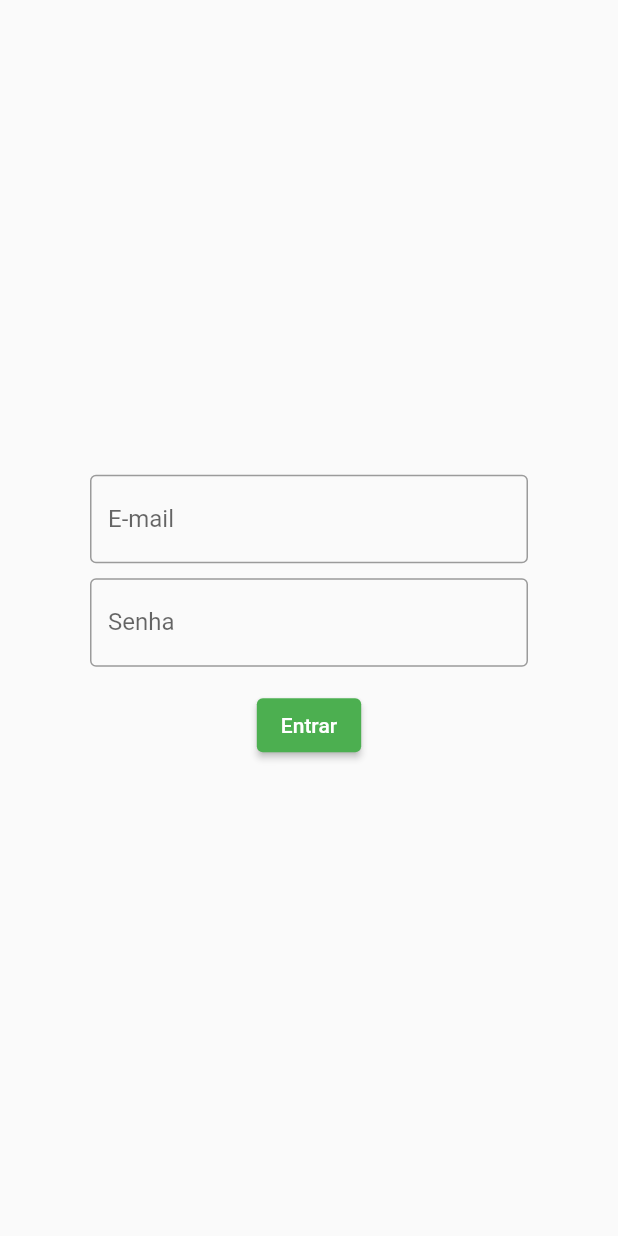
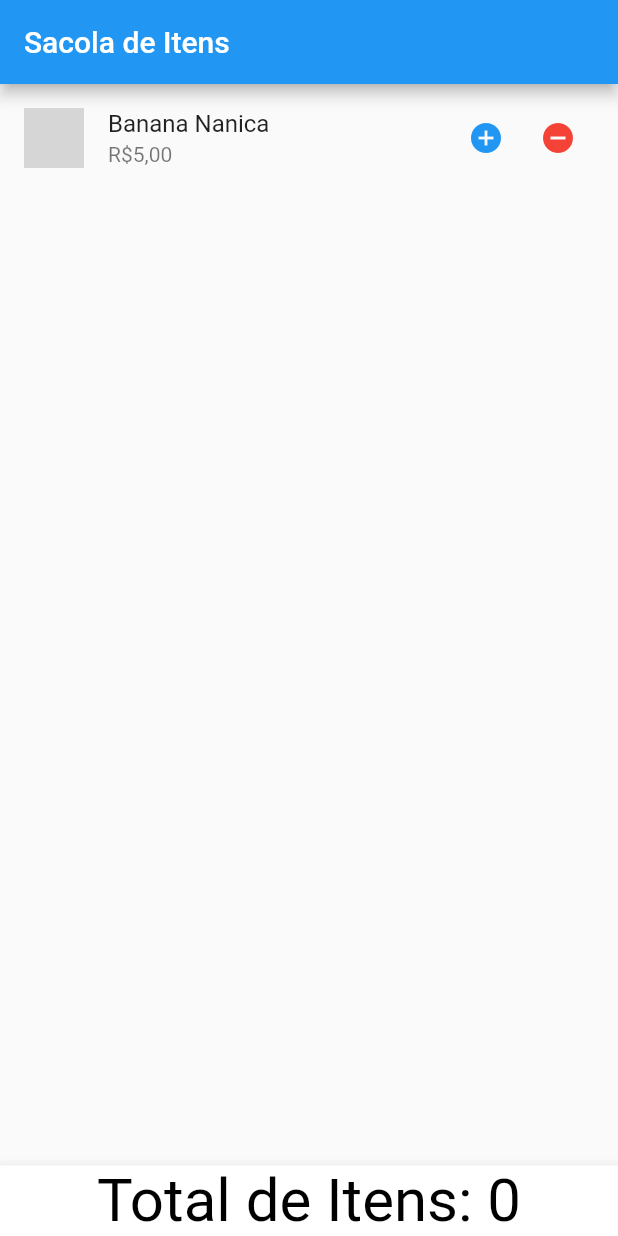
Before and after one commit to feliperufini/ads_dm_final, a Flutter app: the screen it shows after launch, on a phone screen of 412 x 824 dp. Run offline on Flutter 3.47's test engine with Material 2 defaults, Android fonts, the light colour scheme and no system bars; network calls fail; grey boxes are pictures that could not be loaded.

Commit message:
Quarto Commit

```diff
--- a/lib/main.dart
+++ b/lib/main.dart
@@ -22,13 +22,14 @@ class MyApp extends StatelessWidget {
       child: MaterialApp(
         title: 'Flutter Demo',
         theme: ThemeData(
+          fontFamily: 'Raleway',
           primarySwatch: Colors.blue,
           elevatedButtonTheme: ElevatedButtonThemeData(
             style: TextButton.styleFrom(backgroundColor: Colors.green),
           ),
           visualDensity: VisualDensity.adaptivePlatformDensity,
         ),
-        initialRoute: AppRoutes.LOGIN,
+        initialRoute: AppRoutes.HOME,
         routes: {
           AppRoutes.HOME: (_) => UserList(),
           AppRoutes.LOGIN: (_) => LoginPage(),
--- a/lib/views/user_list.dart
+++ b/lib/views/user_list.dart
@@ -1,31 +1,90 @@
 import 'package:flutter/material.dart';
-import 'package:ads_dm_final/components/usrer_tile.dart';
-import 'package:ads_dm_final/provider/users.dart';
-import 'package:ads_dm_final/routes/app_routes.dart';
-import 'package:provider/provider.dart';
+// import 'package:ads_dm_final/components/usrer_tile.dart';
+// import 'package:ads_dm_final/provider/users.dart';
+// import 'package:ads_dm_final/routes/app_routes.dart';
+// import 'package:provider/provider.dart';
 
 class UserList extends StatelessWidget {
   @override
   Widget build(BuildContext context) {
-    final Users users = Provider.of(context);
+    return MaterialApp(
+      home: ListItens(title: 'Sacola de Itens'),
+    );
+  }
+}
 
+class ListItens extends StatefulWidget {
+  ListItens({Key key, this.title}) : super(key: key);
+
+  final String title;
+
+  @override
+  _ListItensState createState() => _ListItensState();
+}
+
+class _ListItensState extends State<ListItens> {
+  int _counter = 0;
+
+  void _incrementCounter() {
+    setState(() {
+      _counter++;
+    });
+  }
+
+  void _decrementCounter() {
+    setState(() {
+      _counter--;
+    });
+  }
+
+  @override
+  Widget build(BuildContext context) {
     return Scaffold(
       appBar: AppBar(
-        title: Text('Lista de Usuários'),
-        actions: <Widget>[
-          IconButton(
-            icon: Icon(Icons.add),
-            onPressed: () {
-              Navigator.of(context).pushNamed(
-                AppRoutes.USER_FORM,
-              );
-            },
-          ),
-        ],
+        title: Text(widget.title),
       ),
-      body: ListView.builder(
-        itemCount: users.count,
-        itemBuilder: (ctx, i) => UserTile(users.byIndex(i)),
+      body: Center(
+        child: Column(
+          mainAxisAlignment: MainAxisAlignment.start,
+          children: <Widget>[
+            ListTile(
+              title: Text('Banana Nanica'),
+              subtitle: Text('R\$5,00'),
+              leading: CircleAvatar(
+                  backgroundImage: NetworkImage(
+                      'https://saborizatti.com.br/wp-content/uploads/2020/12/banana-nanica.png')),
+              trailing: Wrap(
+                spacing: 0,
+                children: <Widget>[
+                  IconButton(
+                    icon: Icon(Icons.add_circle),
+                    color: Colors.blue,
+                    onPressed: _incrementCounter,
+                  ),
+                  IconButton(
+                    icon: Icon(Icons.remove_circle),
+                    color: Colors.red,
+                    onPressed: _decrementCounter,
+                  ),
+                ],
+              ),
+            ),
+          ],
+        ),
+      ),
+      bottomNavigationBar: BottomAppBar(
+        child: Row(
+          mainAxisAlignment: MainAxisAlignment.center,
+          children: <Widget>[
+            Text(
+              'Total de Itens: $_counter',
+              style: TextStyle(
+                fontSize: 40,
+                color: Colors.black,
+              ),
+            ),
+          ],
+        ),
       ),
     );
   }
```
Also changed, not shown: lib/components/usrer_tile.dart (+47 -64 lines), lib/views/login_page.dart (+4 -4 lines), pubspec.yaml (+12 -0 lines).
